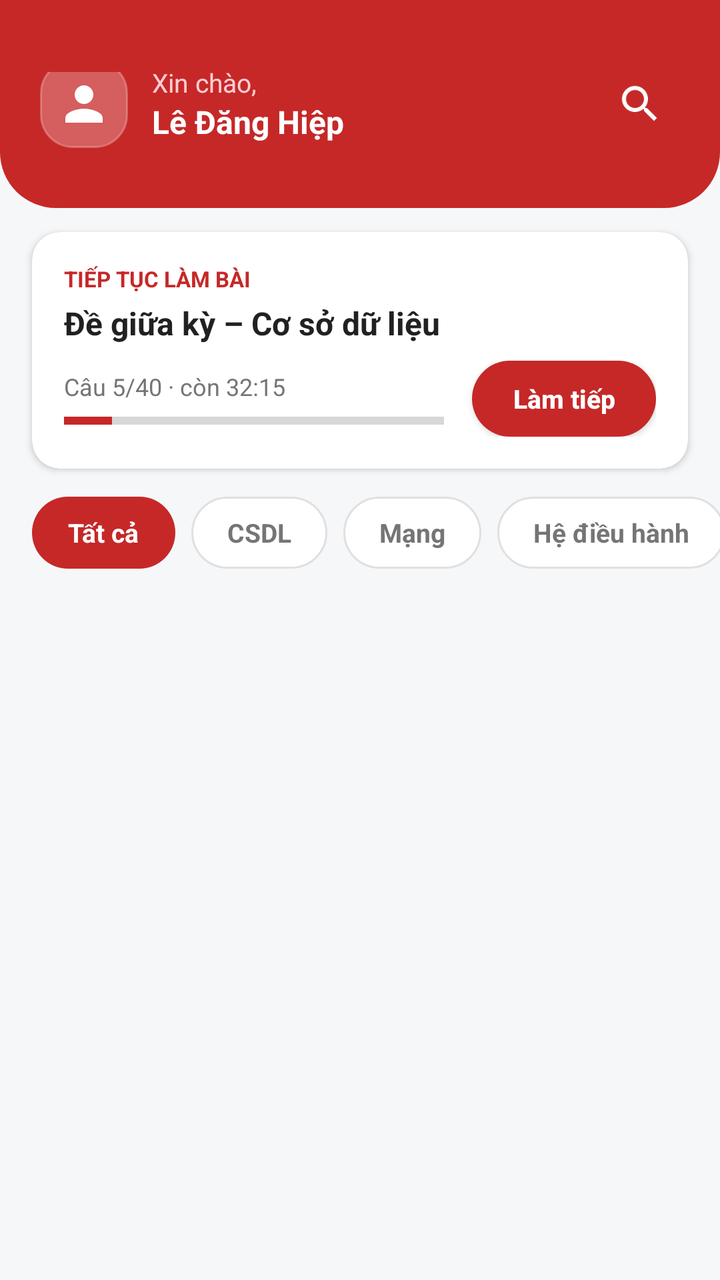
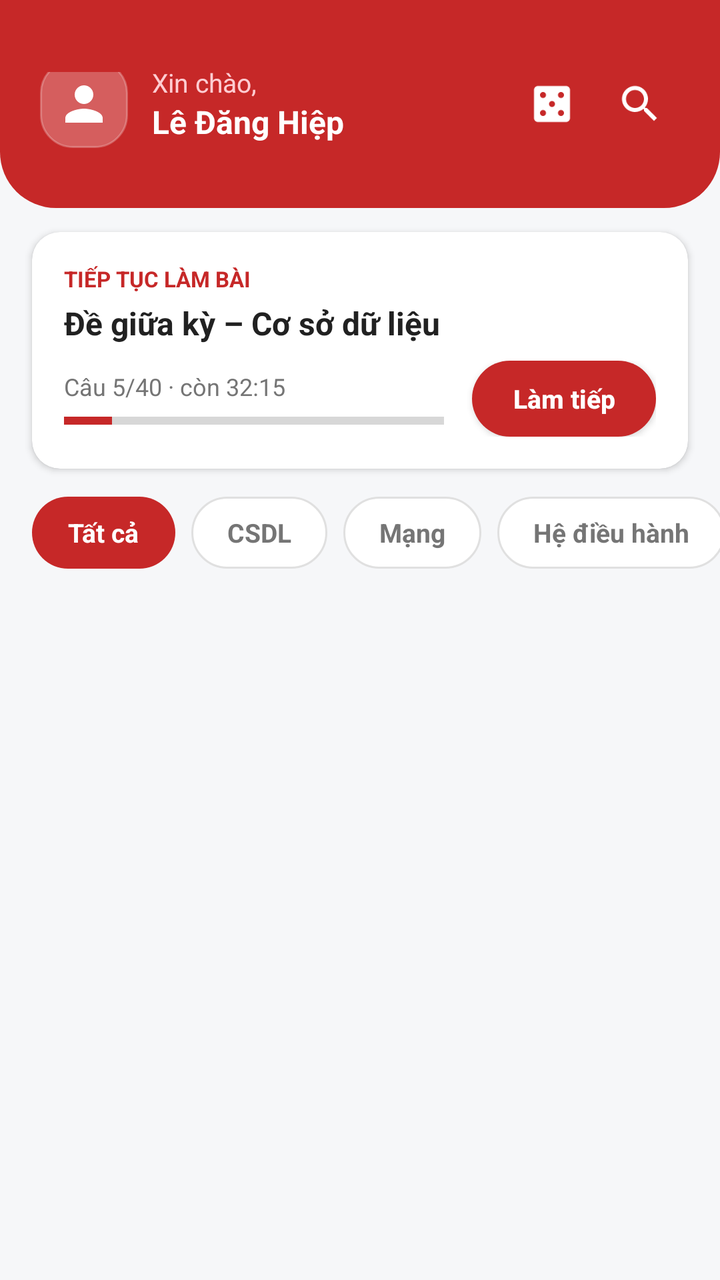

Screens rendered from an Android XML layout before and after an edit, with the pre-edit source and the edit as a unified diff.
<!-- AndroidManifest.xml: application theme Theme.QuizApp -->
<!-- res/layout/fragment_exam_list.xml -->
<?xml version="1.0" encoding="utf-8"?>
<LinearLayout xmlns:android="http://schemas.android.com/apk/res/android"
    xmlns:app="http://schemas.android.com/apk/res-auto"
    android:layout_width="match_parent"
    android:layout_height="match_parent"
    android:background="@color/background"
    android:orientation="vertical">

    
    <RelativeLayout
        android:layout_width="match_parent"
        android:layout_height="wrap_content"
        android:background="@drawable/header_curved_red"
        android:paddingStart="20dp"
        android:paddingTop="36dp"
        android:paddingEnd="20dp"
        android:paddingBottom="24dp">

        <LinearLayout
            android:layout_width="wrap_content"
            android:layout_height="wrap_content"
            android:layout_centerVertical="true"
            android:gravity="center_vertical"
            android:orientation="horizontal">

            
            <FrameLayout
                android:id="@+id/btnProfileAvatar"
                android:layout_width="44dp"
                android:layout_height="44dp"
                android:background="@drawable/bg_rounded_card"
                android:backgroundTint="#40FFFFFF">

                <ImageView
                    android:layout_width="28dp"
                    android:layout_height="28dp"
                    android:layout_gravity="center"
                    android:src="@drawable/ic_person"
                    app:tint="#FFFFFF" />
            </FrameLayout>

            <LinearLayout
                android:layout_width="wrap_content"
                android:layout_height="wrap_content"
                android:layout_marginStart="12dp"
                android:orientation="vertical">

                <TextView
                    android:layout_width="wrap_content"
                    android:layout_height="wrap_content"
                    android:text="Xin chào,"
                    android:textColor="#FFCDD2"
                    android:textSize="13sp" />

                <TextView
                    android:id="@+id/tvUserNameHeader"
                    android:layout_width="wrap_content"
                    android:layout_height="wrap_content"
                    android:text="Lê Đăng Hiệp"
                    android:textColor="#FFFFFF"
                    android:textSize="16sp"
                    android:textStyle="bold" />
            </LinearLayout>
        </LinearLayout>

        
        <ImageButton
            android:id="@+id/btnSearchExam"
            android:layout_width="40dp"
            android:layout_height="40dp"
            android:layout_alignParentEnd="true"
            android:layout_centerVertical="true"
            android:background="?attr/selectableItemBackgroundBorderless"
            android:src="@drawable/ic_search"
            app:tint="#FFFFFF" />
    </RelativeLayout>

    <ScrollView
        android:layout_width="match_parent"
        android:layout_height="0dp"
        android:layout_weight="1"
        android:fillViewport="true">

        <LinearLayout
            android:layout_width="match_parent"
            android:layout_height="wrap_content"
            android:orientation="vertical">

            
            <LinearLayout
                android:id="@+id/llOfflineBanner"
                android:layout_width="match_parent"
                android:layout_height="wrap_content"
                android:layout_marginStart="16dp"
                android:layout_marginTop="12dp"
                android:layout_marginEnd="16dp"
                android:background="@drawable/bg_warning_banner"
                android:gravity="center_vertical"
                android:orientation="horizontal"
                android:paddingStart="14dp"
                android:paddingTop="10dp"
                android:paddingEnd="14dp"
                android:paddingBottom="10dp"
                android:visibility="gone">

                <TextView
                    android:layout_width="wrap_content"
                    android:layout_height="wrap_content"
                    android:text="⚠️"
                    android:textSize="14sp" />

                <TextView
                    android:layout_width="wrap_content"
                    android:layout_height="wrap_content"
                    android:layout_marginStart="8dp"
                    android:text="Đang offline – hiển thị dữ liệu đã lưu"
                    android:textColor="@color/offline_banner_text"
                    android:textSize="13sp"
                    android:textStyle="bold" />
            </LinearLayout>

            
            <androidx.cardview.widget.CardView
                android:id="@+id/cardResumeExam"
                android:layout_width="match_parent"
                android:layout_height="wrap_content"
                android:layout_marginStart="16dp"
                android:layout_marginTop="12dp"
                android:layout_marginEnd="16dp"
                app:cardBackgroundColor="#FFFFFF"
                app:cardCornerRadius="14dp"
                app:cardElevation="2dp">

                <LinearLayout
                    android:layout_width="match_parent"
                    android:layout_height="wrap_content"
                    android:orientation="vertical"
                    android:padding="16dp">

                    <TextView
                        android:layout_width="wrap_content"
                        android:layout_height="wrap_content"
                        android:text="TIẾP TỤC LÀM BÀI"
                        android:textColor="@color/primary"
                        android:textSize="11sp"
                        android:textStyle="bold" />

                    <TextView
                        android:id="@+id/tvResumeTitle"
                        android:layout_width="wrap_content"
                        android:layout_height="wrap_content"
                        android:layout_marginTop="4dp"
                        android:text="Đề giữa kỳ – Cơ sở dữ liệu"
                        android:textColor="@color/text_primary"
                        android:textSize="16sp"
                        android:textStyle="bold" />

                    <LinearLayout
                        android:layout_width="match_parent"
                        android:layout_height="wrap_content"
                        android:layout_marginTop="8dp"
                        android:gravity="center_vertical"
                        android:orientation="horizontal">

                        <LinearLayout
                            android:layout_width="0dp"
                            android:layout_height="wrap_content"
                            android:layout_weight="1"
                            android:orientation="vertical">

                            <TextView
                                android:id="@+id/tvResumeProgress"
                                android:layout_width="wrap_content"
                                android:layout_height="wrap_content"
                                android:text="Câu 5/40 · còn 32:15"
                                android:textColor="@color/text_secondary"
                                android:textSize="12sp" />

                            <ProgressBar
                                android:id="@+id/pbResumeProgress"
                                style="?android:attr/progressBarStyleHorizontal"
                                android:layout_width="match_parent"
                                android:layout_height="6dp"
                                android:layout_marginTop="6dp"
                                android:max="40"
                                android:progress="5"
                                android:progressTint="@color/primary" />
                        </LinearLayout>

                        <Button
                            android:id="@+id/btnResumeAction"
                            android:layout_width="92dp"
                            android:layout_height="38dp"
                            android:layout_marginStart="14dp"
                            android:background="@drawable/bg_button_primary"
                            android:text="Làm tiếp"
                            android:textAllCaps="false"
                            android:textColor="#FFFFFF"
                            android:textSize="13sp"
                            android:textStyle="bold"
                            app:backgroundTint="@null" />
                    </LinearLayout>
                </LinearLayout>
            </androidx.cardview.widget.CardView>

            
            <HorizontalScrollView
                android:layout_width="match_parent"
                android:layout_height="wrap_content"
                android:layout_marginTop="14dp"
                android:clipToPadding="false"
                android:paddingStart="16dp"
                android:paddingEnd="16dp"
                android:scrollbars="none">

                <LinearLayout
                    android:layout_width="wrap_content"
                    android:layout_height="wrap_content"
                    android:orientation="horizontal">

                    <TextView
                        android:id="@+id/chipAll"
                        android:layout_width="wrap_content"
                        android:layout_height="36dp"
                        android:background="@drawable/bg_chip_selected"
                        android:gravity="center"
                        android:paddingStart="18dp"
                        android:paddingEnd="18dp"
                        android:text="Tất cả"
                        android:textColor="#FFFFFF"
                        android:textSize="13sp"
                        android:textStyle="bold" />

                    <TextView
                        android:id="@+id/chipCsdl"
                        android:layout_width="wrap_content"
                        android:layout_height="36dp"
                        android:layout_marginStart="8dp"
                        android:background="@drawable/bg_chip_unselected"
                        android:gravity="center"
                        android:paddingStart="18dp"
                        android:paddingEnd="18dp"
                        android:text="CSDL"
                        android:textColor="@color/text_secondary"
                        android:textSize="13sp"
                        android:textStyle="bold" />

                    <TextView
                        android:id="@+id/chipMang"
                        android:layout_width="wrap_content"
                        android:layout_height="36dp"
                        android:layout_marginStart="8dp"
                        android:background="@drawable/bg_chip_unselected"
                        android:gravity="center"
                        android:paddingStart="18dp"
                        android:paddingEnd="18dp"
                        android:text="Mạng"
                        android:textColor="@color/text_secondary"
                        android:textSize="13sp"
                        android:textStyle="bold" />

                    <TextView
                        android:id="@+id/chipHdh"
                        android:layout_width="wrap_content"
                        android:layout_height="36dp"
                        android:layout_marginStart="8dp"
                        android:background="@drawable/bg_chip_unselected"
                        android:gravity="center"
                        android:paddingStart="18dp"
                        android:paddingEnd="18dp"
                        android:text="Hệ điều hành"
                        android:textColor="@color/text_secondary"
                        android:textSize="13sp"
                        android:textStyle="bold" />
                </LinearLayout>
            </HorizontalScrollView>

            
            <LinearLayout
                android:id="@+id/llStateLoading"
                android:layout_width="match_parent"
                android:layout_height="wrap_content"
                android:layout_marginTop="8dp"
                android:orientation="vertical"
                android:visibility="gone">

                
                <LinearLayout
                    android:layout_width="match_parent"
                    android:layout_height="76dp"
                    android:layout_marginStart="16dp"
                    android:layout_marginTop="8dp"
                    android:layout_marginEnd="16dp"
                    android:background="@drawable/bg_rounded_card"
                    android:backgroundTint="#EDEDED" />

                <LinearLayout
                    android:layout_width="match_parent"
                    android:layout_height="76dp"
                    android:layout_marginStart="16dp"
                    android:layout_marginTop="8dp"
                    android:layout_marginEnd="16dp"
                    android:background="@drawable/bg_rounded_card"
                    android:backgroundTint="#EDEDED" />

                <LinearLayout
                    android:layout_width="match_parent"
                    android:layout_height="76dp"
                    android:layout_marginStart="16dp"
                    android:layout_marginTop="8dp"
                    android:layout_marginEnd="16dp"
                    android:background="@drawable/bg_rounded_card"
                    android:backgroundTint="#EDEDED" />

                <TextView
                    android:layout_width="wrap_content"
                    android:layout_height="wrap_content"
                    android:layout_gravity="center_horizontal"
                    android:layout_marginTop="20dp"
                    android:text="Đang tải danh sách..."
                    android:textColor="@color/text_secondary"
                    android:textSize="13sp" />
            </LinearLayout>

            
            <androidx.recyclerview.widget.RecyclerView
                android:id="@+id/rvExams"
                android:layout_width="match_parent"
                android:layout_height="wrap_content"
                android:layout_marginTop="6dp"
                android:nestedScrollingEnabled="false" />

            
            <LinearLayout
                android:id="@+id/llStateEmpty"
                android:layout_width="match_parent"
                android:layout_height="wrap_content"
                android:layout_marginTop="40dp"
                android:gravity="center"
                android:orientation="vertical"
                android:padding="20dp"
                android:visibility="gone">

                <ImageView
                    android:layout_width="64dp"
                    android:layout_height="64dp"
                    android:src="@drawable/ic_empty" />

                <TextView
                    android:layout_width="wrap_content"
                    android:layout_height="wrap_content"
                    android:layout_marginTop="16dp"
                    android:text="Chưa có đề cho môn này"
                    android:textColor="@color/text_primary"
                    android:textSize="16sp"
                    android:textStyle="bold" />

                <TextView
                    android:layout_width="wrap_content"
                    android:layout_height="wrap_content"
                    android:layout_marginTop="6dp"
                    android:text="Thử chọn môn khác hoặc làm mới"
                    android:textColor="@color/text_secondary"
                    android:textSize="13sp" />

                <Button
                    android:id="@+id/btnEmptyRefresh"
                    android:layout_width="120dp"
                    android:layout_height="40dp"
                    android:layout_marginTop="20dp"
                    android:background="@drawable/bg_button_outline"
                    android:text="Làm mới"
                    android:textAllCaps="false"
                    android:textColor="@color/primary"
                    android:textSize="14sp"
                    android:textStyle="bold"
                    app:backgroundTint="@null" />
            </LinearLayout>

            
            <LinearLayout
                android:id="@+id/llStateError"
                android:layout_width="match_parent"
                android:layout_height="wrap_content"
                android:layout_marginTop="40dp"
                android:gravity="center"
                android:orientation="vertical"
                android:padding="20dp"
                android:visibility="gone">

                <ImageView
                    android:layout_width="64dp"
                    android:layout_height="64dp"
                    android:src="@drawable/ic_error" />

                <TextView
                    android:layout_width="wrap_content"
                    android:layout_height="wrap_content"
                    android:layout_marginTop="16dp"
                    android:text="Không tải được danh sách"
                    android:textColor="@color/text_primary"
                    android:textSize="16sp"
                    android:textStyle="bold" />

                <TextView
                    android:layout_width="wrap_content"
                    android:layout_height="wrap_content"
                    android:layout_marginTop="6dp"
                    android:text="Kiểm tra kết nối mạng rồi thử lại"
                    android:textColor="@color/text_secondary"
                    android:textSize="13sp" />

                <Button
                    android:id="@+id/btnErrorRetry"
                    android:layout_width="120dp"
                    android:layout_height="40dp"
                    android:layout_marginTop="20dp"
                    android:background="@drawable/bg_button_primary"
                    android:text="Thử lại"
                    android:textAllCaps="false"
                    android:textColor="#FFFFFF"
                    android:textSize="14sp"
                    android:textStyle="bold"
                    app:backgroundTint="@null" />
            </LinearLayout>

            <View
                android:layout_width="match_parent"
                android:layout_height="24dp" />
        </LinearLayout>
    </ScrollView>
</LinearLayout>
<!-- resources referenced by this layout -->
<resources>
  <color name="background">#F6F7F9</color>
  <color name="offline_banner_text">#F57F17</color>
  <color name="primary">#C62828</color>
  <color name="text_primary">#212121</color>
  <color name="text_secondary">#757575</color>
  <!-- drawable bg_button_primary (drawable) -->
  <?xml version="1.0" encoding="utf-8"?>
  <ripple xmlns:android="http://schemas.android.com/apk/res/android"
      android:color="#33FFFFFF">
      <item>
          <shape android:shape="rectangle">
              <solid android:color="@color/primary" />
              <corners android:radius="24dp" />
          </shape>
      </item>
  </ripple>
  <!-- drawable bg_chip_selected (drawable) -->
  <?xml version="1.0" encoding="utf-8"?>
  <shape xmlns:android="http://schemas.android.com/apk/res/android"
      android:shape="rectangle">
      <solid android:color="@color/primary" />
      <corners android:radius="20dp" />
  </shape>
  <!-- drawable bg_chip_unselected (drawable) -->
  <?xml version="1.0" encoding="utf-8"?>
  <shape xmlns:android="http://schemas.android.com/apk/res/android"
      android:shape="rectangle">
      <solid android:color="@color/surface" />
      <corners android:radius="20dp" />
      <stroke
          android:width="1dp"
          android:color="#E0E0E0" />
  </shape>
  <!-- drawable bg_rounded_card (drawable) -->
  <?xml version="1.0" encoding="utf-8"?>
  <shape xmlns:android="http://schemas.android.com/apk/res/android"
      android:shape="rectangle">
      <solid android:color="@color/surface" />
      <corners android:radius="16dp" />
      <stroke
          android:width="1dp"
          android:color="#E8ECEF" />
  </shape>
  <!-- drawable bg_warning_banner (drawable) -->
  <?xml version="1.0" encoding="utf-8"?>
  <shape xmlns:android="http://schemas.android.com/apk/res/android"
      android:shape="rectangle">
      <solid android:color="@color/offline_banner_bg" />
      <corners android:radius="12dp" />
      <stroke
          android:width="1dp"
          android:color="#FFE082" />
  </shape>
  <!-- drawable header_curved_red (drawable) -->
  <?xml version="1.0" encoding="utf-8"?>
  <shape xmlns:android="http://schemas.android.com/apk/res/android"
      android:shape="rectangle">
      <solid android:color="@color/primary" />
      <corners
          android:bottomLeftRadius="28dp"
          android:bottomRightRadius="28dp" />
  </shape>
  <!-- drawable ic_error (drawable) -->
  <vector xmlns:android="http://schemas.android.com/apk/res/android"
      android:width="64dp"
      android:height="64dp"
      android:viewportWidth="24"
      android:viewportHeight="24">
      <path
          android:fillColor="#FFC62828"
          android:pathData="M12,2C6.48,2 2,6.48 2,12s4.48,10 10,10 10,-4.48 10,-10S17.52,2 12,2z M13,17h-2v-2h2v2z M13,13h-2V7h2v6z" />
  </vector>
  <color name="surface">#FFFFFF</color>
  <color name="offline_banner_bg">#FFF9C4</color>
  <color name="primary_dark">#8E0000</color>
  <color name="text_on_primary">#FFFFFF</color>
  <!-- unchanged entries left out for length: 5 -->
</resources>

<!-- the commit's change to res/layout/fragment_exam_list.xml (unified diff, before → after) -->
@@ -64,15 +64,32 @@
         </LinearLayout>
 
         
-        <ImageButton
-            android:id="@+id/btnSearchExam"
-            android:layout_width="40dp"
-            android:layout_height="40dp"
+        <LinearLayout
+            android:layout_width="wrap_content"
+            android:layout_height="wrap_content"
             android:layout_alignParentEnd="true"
             android:layout_centerVertical="true"
-            android:background="?attr/selectableItemBackgroundBorderless"
-            android:src="@drawable/ic_search"
-            app:tint="#FFFFFF" />
+            android:orientation="horizontal">
+
+            <ImageButton
+                android:id="@+id/btnRandomExam"
+                android:layout_width="40dp"
+                android:layout_height="40dp"
+                android:layout_marginEnd="4dp"
+                android:background="?attr/selectableItemBackgroundBorderless"
+                android:contentDescription="Tạo đề ngẫu nhiên"
+                android:src="@drawable/ic_casino"
+                app:tint="#FFFFFF" />
+
+            <ImageButton
+                android:id="@+id/btnSearchExam"
+                android:layout_width="40dp"
+                android:layout_height="40dp"
+                android:background="?attr/selectableItemBackgroundBorderless"
+                android:contentDescription="Tìm kiếm"
+                android:src="@drawable/ic_search"
+                app:tint="#FFFFFF" />
+        </LinearLayout>
     </RelativeLayout>
 
     <ScrollView
<!-- resource entries referenced after the edit -->
@@ -62,6 +62,16 @@
           android:bottomLeftRadius="28dp"
           android:bottomRightRadius="28dp" />
   </shape>
+  <!-- drawable ic_casino (drawable) -->
+  <vector xmlns:android="http://schemas.android.com/apk/res/android"
+      android:width="24dp"
+      android:height="24dp"
+      android:viewportWidth="24"
+      android:viewportHeight="24">
+      <path
+          android:fillColor="#FFFFFFFF"
+          android:pathData="M19,3H5c-1.1,0 -2,0.9 -2,2v14c0,1.1 0.9,2 2,2h14c1.1,0 2,-0.9 2,-2V5c0,-1.1 -0.9,-2 -2,-2zM7.5,18c-0.83,0 -1.5,-0.67 -1.5,-1.5S6.67,15 7.5,15s1.5,0.67 1.5,1.5S8.33,18 7.5,18zM7.5,9C6.67,9 6,8.33 6,7.5S6.67,6 7.5,6 9,6.67 9,7.5 8.33,9 7.5,9zM12,13.5c-0.83,0 -1.5,-0.67 -1.5,-1.5s0.67,-1.5 1.5,-1.5 1.5,0.67 1.5,1.5 -0.67,1.5 -1.5,1.5zM16.5,18c-0.83,0 -1.5,-0.67 -1.5,-1.5s0.67,-1.5 1.5,-1.5 1.5,0.67 1.5,1.5 -0.67,1.5 -1.5,1.5zM16.5,9c-0.83,0 -1.5,-0.67 -1.5,-1.5S15.67,6 16.5,6s1.5,0.67 1.5,1.5 -0.67,1.5 -1.5,1.5z" />
+  </vector>
   <!-- drawable ic_error (drawable) -->
   <vector xmlns:android="http://schemas.android.com/apk/res/android"
       android:width="64dp"
